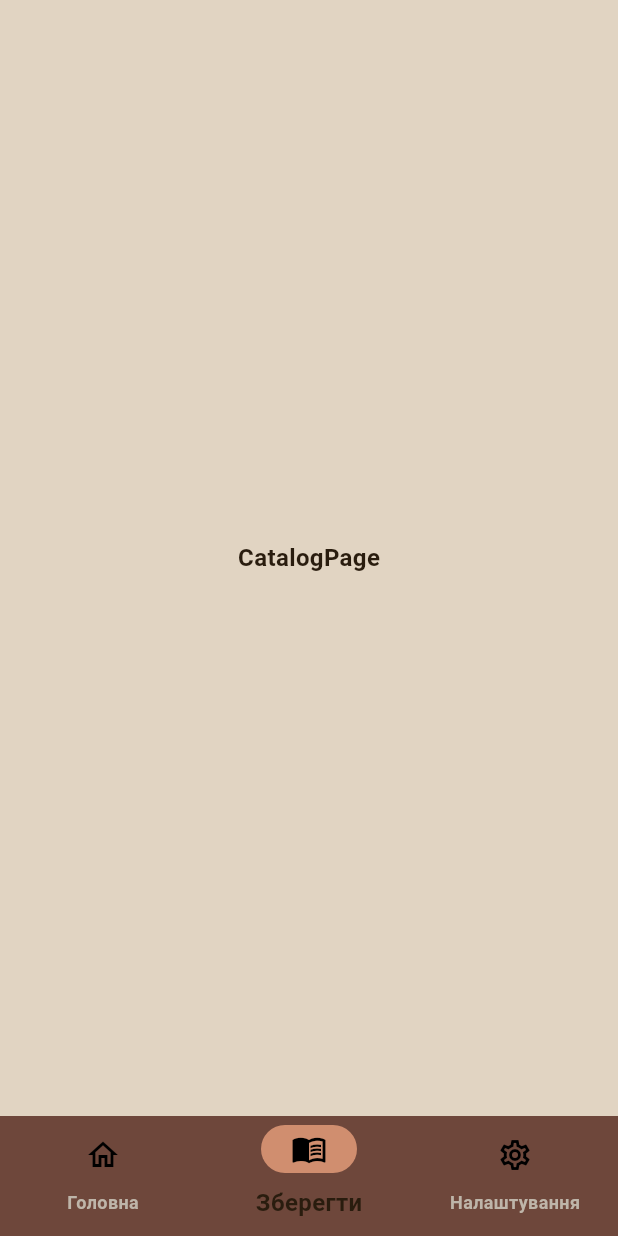
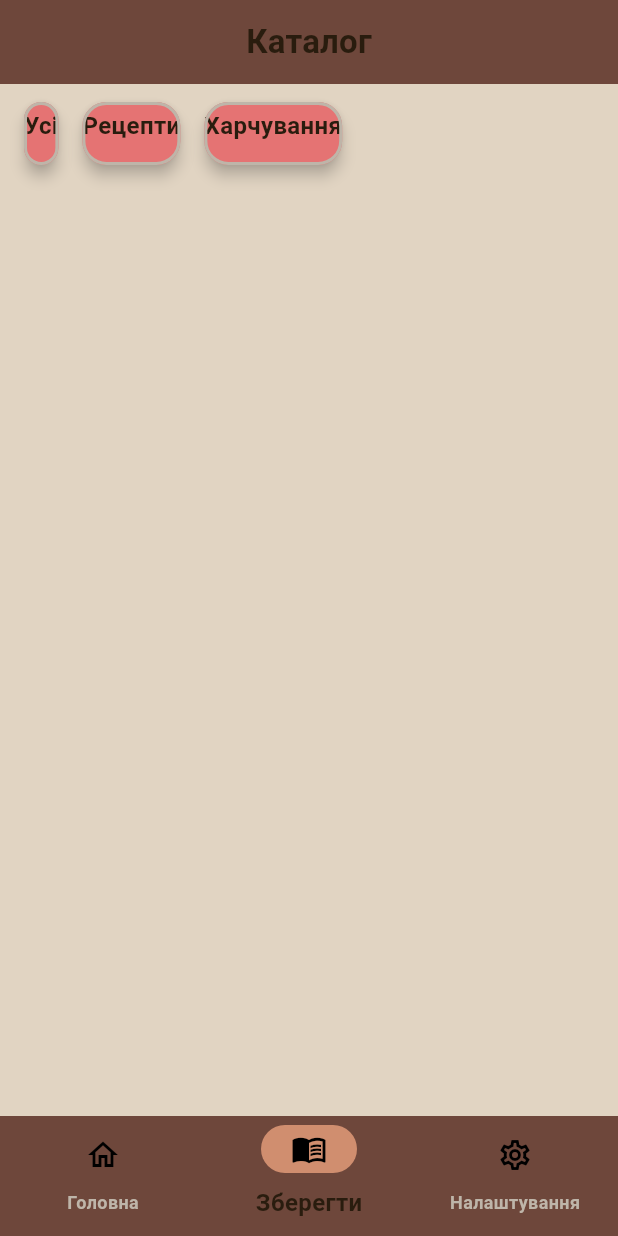
Before and after one commit to NesterovOI/all_for_health, a Flutter app: the screen it shows after launch, item 2 of the bottom bar chosen, on a phone screen of 412 x 824 dp. Run offline on Flutter 3.47's test engine with Material 3 defaults, Android fonts, the phone set to English and light mode, and no system bars; our stand-ins replace flutter_markdown, flutter_riverpod, go_router.

Commit message:
Modifieds: app_router.dart, app_dimensions.dart, app_strings.dart, catalog_page.dart, home_description_page.dart

```diff
--- a/lib/core/navigation/app_router.dart
+++ b/lib/core/navigation/app_router.dart
@@ -3,13 +3,16 @@ import 'package:go_router/go_router.dart';
 import 'package:all_for_health/features/home/presentation/pages/export_page.dart';
 import 'package:all_for_health/features/main_navigation/presentation/pages/main_page.dart';
 import 'package:all_for_health/features/catalog/presentation/pages/catalog_page.dart';
+import 'package:all_for_health/features/catalog/presentation/pages/save_catalog_page.dart';
 import 'package:all_for_health/features/setting/presentation/pages/setting_page.dart';
+import 'package:all_for_health/features/home/domain/entities/health_entity.dart';
 
 class AppRouter {
   static const String home = '/';
   static const String homeMenu = '/homeMenu';
   static const String homeDetails = '$homeMenu/homeDetails';
   static const String catalog = '/catalog';
+  static const String saveCatalog = '/saveCatalog';
   static const String settings = '/settings';
 }
 
@@ -38,7 +41,10 @@ final GoRouter router = GoRouter(
                   routes: [
                     GoRoute(
                       path: 'homeDetails',
-                      builder: (context, state) => const HomeDescriptionPage(),
+                      builder: (context, state) {
+                        final data = state.extra as HealthEntity;
+                        return HomeDescriptionPage(healthEntity: data);
+                      },
                     ),
                   ],
                 ),
@@ -51,6 +57,12 @@ final GoRouter router = GoRouter(
             GoRoute(
               path: AppRouter.catalog,
               builder: (context, state) => const CatalogPage(),
+              routes: [
+                GoRoute(
+                  path: 'saveCatalog',
+                  builder: (context, state) => const SaveCatalogPage(),
+                ),
+              ],
             ),
           ],
         ),
--- a/lib/core/theme/app_dimensions.dart
+++ b/lib/core/theme/app_dimensions.dart
@@ -10,7 +10,7 @@ abstract class AppDimensions {
   static const double spaceM = 20.0;
   static const double spaceXXXL = 24.0;
   static const double spaceXXL = 32.0;
-  static const double spaceXL = 48.0;
+  static const double spaceXL = 50.0;
   static const double spaceL = 80.0;
 
   //  ЗАОКРУГЛЕННЯ (Border Radius)
--- a/lib/core/theme/app_strings.dart
+++ b/lib/core/theme/app_strings.dart
@@ -6,4 +6,8 @@ abstract class AppStrings {
   static const String all_for_health = 'Все для здоровʼя';
   static const String menu = 'Меню:';
   static const String errorLoading = 'Помилка завантаження';
+  static const String titleCatalog = 'Каталог';
+  static const String categoryName1 = 'Усі';
+  static const String categoryName2 = 'Рецепти';
+  static const String categoryName3 = 'Харчування';
 }
--- a/lib/features/catalog/presentation/pages/catalog_page.dart
+++ b/lib/features/catalog/presentation/pages/catalog_page.dart
@@ -1,5 +1,8 @@
+import 'package:all_for_health/core/theme/theme.dart';
 import 'package:flutter/material.dart';
 import 'package:flutter_riverpod/flutter_riverpod.dart';
+import 'package:all_for_health/features/catalog/domain/entities/export_entity.dart';
+import 'package:go_router/go_router.dart';
 
 final catalogPageProvider = Provider((ref) => CatalogPage());
 
@@ -8,6 +11,69 @@ class CatalogPage extends ConsumerWidget {
 
   @override
   Widget build(BuildContext context, WidgetRef ref) {
-    return Scaffold(body: Center(child: Text('CatalogPage')));
+    final List<CategoryEntity> catalogItems = [
+      CategoryEntity(
+        id: '1',
+        name: AppStrings.categoryName1,
+        colorValue: 0xFFE57373,
+      ),
+      CategoryEntity(
+        id: '2',
+        name: AppStrings.categoryName2,
+        colorValue: 0xFFE57373,
+      ),
+      CategoryEntity(
+        id: '3',
+        name: AppStrings.categoryName3,
+        colorValue: 0xFFE57373,
+      ),
+    ];
+    return Scaffold(
+      appBar: AppBar(
+        title: Text(
+          AppStrings.titleCatalog,
+          style: Theme.of(context).textTheme.titleMedium,
+        ),
+        centerTitle: true,
+      ),
+      body: Padding(
+        padding: EdgeInsets.all(AppDimensions.spaceXS),
+        child: Column(
+          crossAxisAlignment: CrossAxisAlignment.start,
+          children: [
+            SizedBox(
+              height: AppDimensions.spaceXL,
+              child: ListView.builder(
+                scrollDirection: Axis.horizontal,
+                itemCount: catalogItems.length,
+                itemBuilder: (context, index) {
+                  final category = catalogItems[index];
+                  return Container(
+                    margin: const EdgeInsets.symmetric(
+                      horizontal: AppDimensions.spaceXXS,
+                    ),
+                    child: Card(
+                      color: category.color,
+                      child: InkWell(
+                        borderRadius: BorderRadius.circular(
+                          AppDimensions.radiusM,
+                        ),
+                        onTap: () {
+                          context.go(AppStrings.navSave);
+                        },
+                        child: Text(
+                          category.name,
+                          style: Theme.of(context).textTheme.bodyMedium,
+                        ),
+                      ),
+                    ),
+                  );
+                },
+              ),
+            ),
+          ],
+        ),
+      ),
+    );
   }
 }
--- a/lib/features/home/presentation/pages/home_description_page.dart
+++ b/lib/features/home/presentation/pages/home_description_page.dart
@@ -3,23 +3,22 @@ import 'package:all_for_health/core/theme/theme.dart';
 import 'package:flutter/services.dart';
 import 'package:flutter_markdown/flutter_markdown.dart';
 import 'package:url_launcher/url_launcher.dart';
+import 'package:all_for_health/features/home/domain/entities/health_entity.dart';
 
 class HomeDescriptionPage extends StatelessWidget {
-  final String name;
-  final String filePath;
+  final HealthEntity healthEntity;
 
-  const HomeDescriptionPage({
-    super.key,
-    required this.name,
-    required this.filePath,
-  });
+  const HomeDescriptionPage({super.key, required this.healthEntity});
 
   @override
   Widget build(BuildContext context) {
     final theme = Theme.of(context);
     return Scaffold(
       appBar: AppBar(
-        title: Text(name, style: Theme.of(context).textTheme.titleMedium),
+        title: Text(
+          healthEntity.name,
+          style: Theme.of(context).textTheme.titleMedium,
+        ),
         centerTitle: true,
       ),
       body: Column(
@@ -35,7 +34,7 @@ class HomeDescriptionPage extends StatelessWidget {
           ),
           const SizedBox(height: AppDimensions.spaceXS),
           FutureBuilder<String>(
-            future: rootBundle.loadString(filePath),
+            future: rootBundle.loadString(healthEntity.health),
             builder: (context, snapshot) {
               if (snapshot.connectionState == ConnectionState.waiting) {
                 return const Center(child: CircularProgressIndicator());
```
